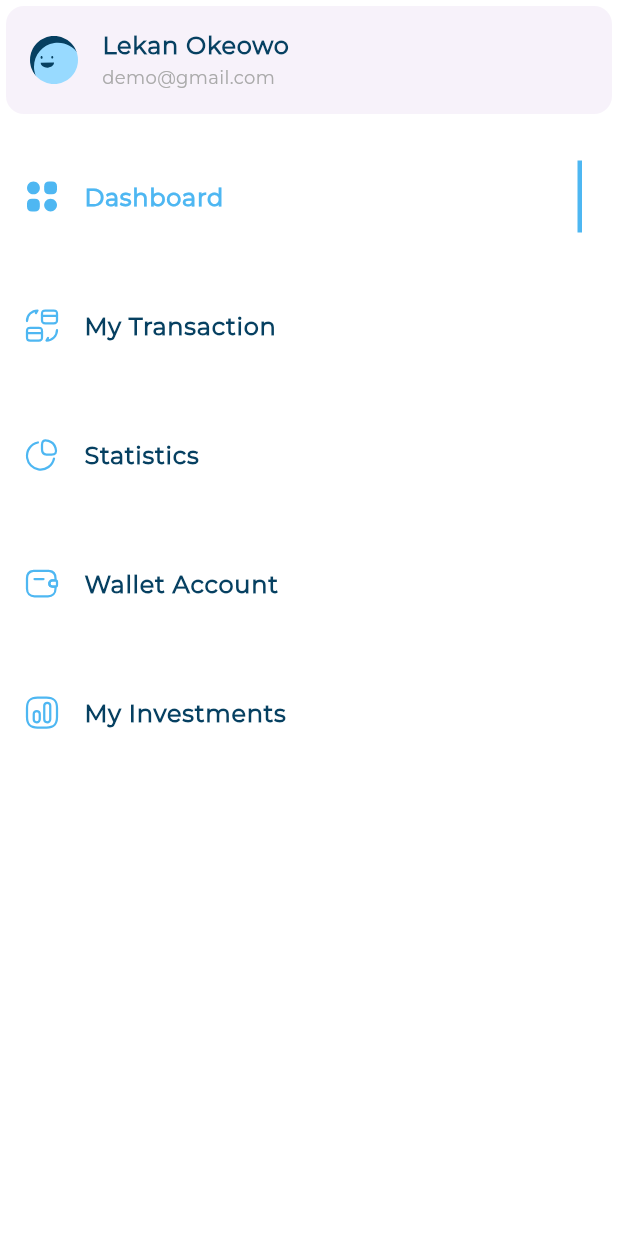
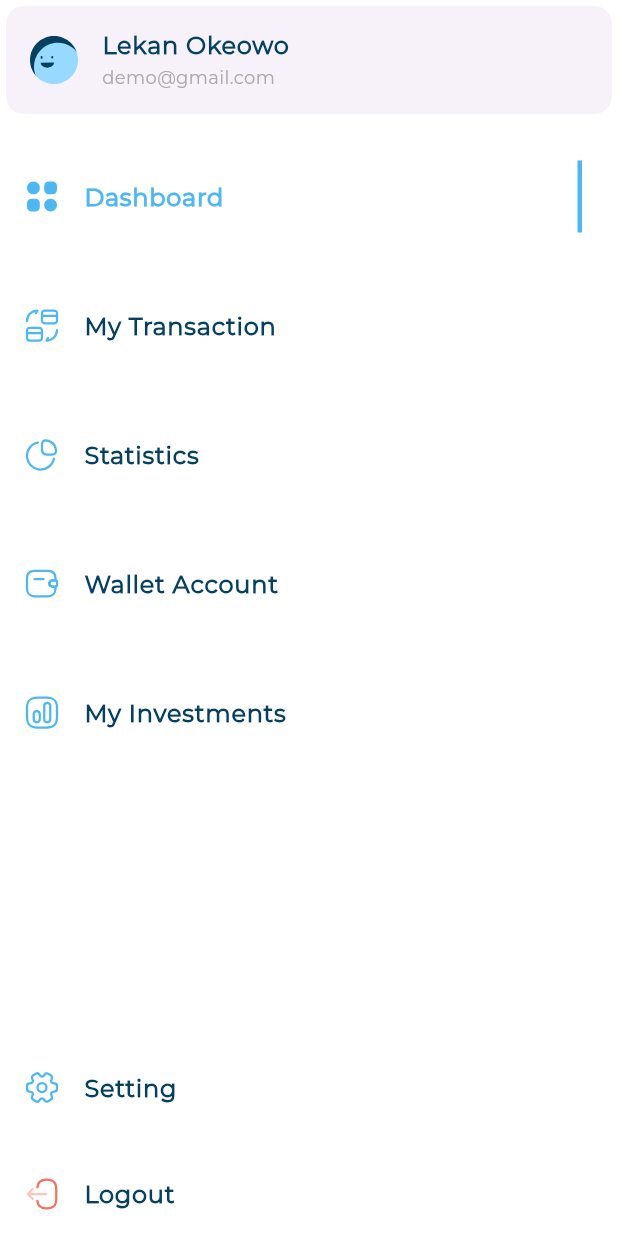
Before and after one commit to mostafaali2002/adaptive_responsive_ui, a Flutter app: the CustomDrawer widget shown alone on an empty page, opened directly, on a phone screen of 412 x 824 dp. Run offline on Flutter 3.47's test engine with Material 3 defaults, Android fonts, the light colour scheme and no system bars; our stand-ins replace flutter_svg.

Commit message:
finish drawer ui and create all expenses header

```diff
--- a/lib/utils/assets.dart
+++ b/lib/utils/assets.dart
@@ -5,8 +5,6 @@ class Assets {
   /// Assets for allExpensive
   /// assets/all_expensive.svg
   static const String allExpensive = "assets/all_expensive.svg";
-  static const String logOutIcon = "assets/logout.svg";
-  static const String settingIcon = "assets/setting.svg";
 
   /// Assets for dashboardIcon
   /// assets/dashboard_icon.svg
@@ -16,9 +14,30 @@ class Assets {
   /// assets/drawer_image.svg
   static const String drawerImage = "assets/drawer_image.svg";
 
+  /// Assets for expensesicon1
+  /// assets/expensesicon1.svg
+  static const String expensesicon1 = "assets/expensesicon1.svg";
+
+  /// Assets for expensesicon2
+  /// assets/expensesicon2.svg
+  static const String expensesicon2 = "assets/expensesicon2.svg";
+
+  /// Assets for expensesicon3
+  /// assets/expensesicon3.svg
+  static const String expensesicon3 = "assets/expensesicon3.svg";
+
+  /// Assets for fontsMontserratRegular
+  /// assets/fonts/Montserrat-Regular.ttf
+  static const String fontsMontserratRegular =
+      "assets/fonts/Montserrat-Regular.ttf";
+
   /// Assets for investmentIcon
   /// assets/investment_icon.svg
   static const String investmentIcon = "assets/investment_icon.svg";
+
+  /// Assets for logout
+  /// assets/logout.svg
+  static const String logout = "assets/logout.svg";
 
   /// Assets for mask group
   /// assets/Mask group.png
@@ -28,6 +47,10 @@ class Assets {
   /// assets/mytransaction_icon.svg
   static const String mytransactionIcon = "assets/mytransaction_icon.svg";
 
+  /// Assets for setting
+  /// assets/setting.svg
+  static const String setting = "assets/setting.svg";
+
   /// Assets for statisticIcon
   /// assets/statistic_icon.svg
   static const String statisticIcon = "assets/statistic_icon.svg";
--- a/lib/widgets/custom_drawer.dart
+++ b/lib/widgets/custom_drawer.dart
@@ -1,4 +1,6 @@
+import 'package:adaptive_responsive_ui/models/drawer_item_model.dart';
 import 'package:adaptive_responsive_ui/utils/assets.dart';
+import 'package:adaptive_responsive_ui/widgets/drawer_item.dart';
 import 'package:adaptive_responsive_ui/widgets/drawer_item_list.dart';
 import 'package:adaptive_responsive_ui/widgets/user_info_tile.dart';
 import 'package:flutter/material.dart';
@@ -12,18 +14,25 @@ class CustomDrawer extends StatelessWidget {
   Widget build(BuildContext context) {
     return Container(
       color: Colors.white,
-      child: const Column(
+      child: Column(
         children: [
-          UserInfoTile(
+          const UserInfoTile(
             title: "Lekan Okeowo",
             icon: Assets.drawerImage,
             subtitle: "demo@gmail.com",
           ),
-          SizedBox(
-            height: 8,
-          ),
-          DrawerItemList(),
-          Expanded(child: SizedBox()),
+          const SizedBox(height: 8),
+          const DrawerItemList(),
+          const Expanded(child: SizedBox()),
+          DrawerItem(
+              drawerItemModel:
+                  DrawerItemModel(title: "Setting", icon: Assets.setting),
+              isActive: false),
+          const SizedBox(height: 15),
+          DrawerItem(
+              drawerItemModel:
+                  DrawerItemModel(title: "Logout", icon: Assets.logout),
+              isActive: false),
         ],
       ),
     );
--- a/lib/widgets/drawer_item.dart
+++ b/lib/widgets/drawer_item.dart
@@ -23,7 +23,9 @@ class DrawerItem extends StatelessWidget {
       trailing: Container(
         height: 48,
         width: 3,
-        color: isActive ? const Color(0xff4EB7F2) : Colors.transparent,
+        color: isActive
+            ? const Color(0xff4EB7F2)
+            : const Color.fromARGB(0, 171, 114, 114),
       ),
     );
   }
```
Also changed, not shown: lib/views/desktop_layout_view.dart (+7 -3 lines), lib/widgets/all_expenses.dart (added, +26 -0 lines), lib/widgets/all_expenses_header.dart (added, +28 -0 lines), lib/widgets/monthly_header.dart (added, +37 -0 lines), assets/expensesicon1.svg (added), assets/expensesicon2.svg (added), assets/expensesicon3.svg (added).
